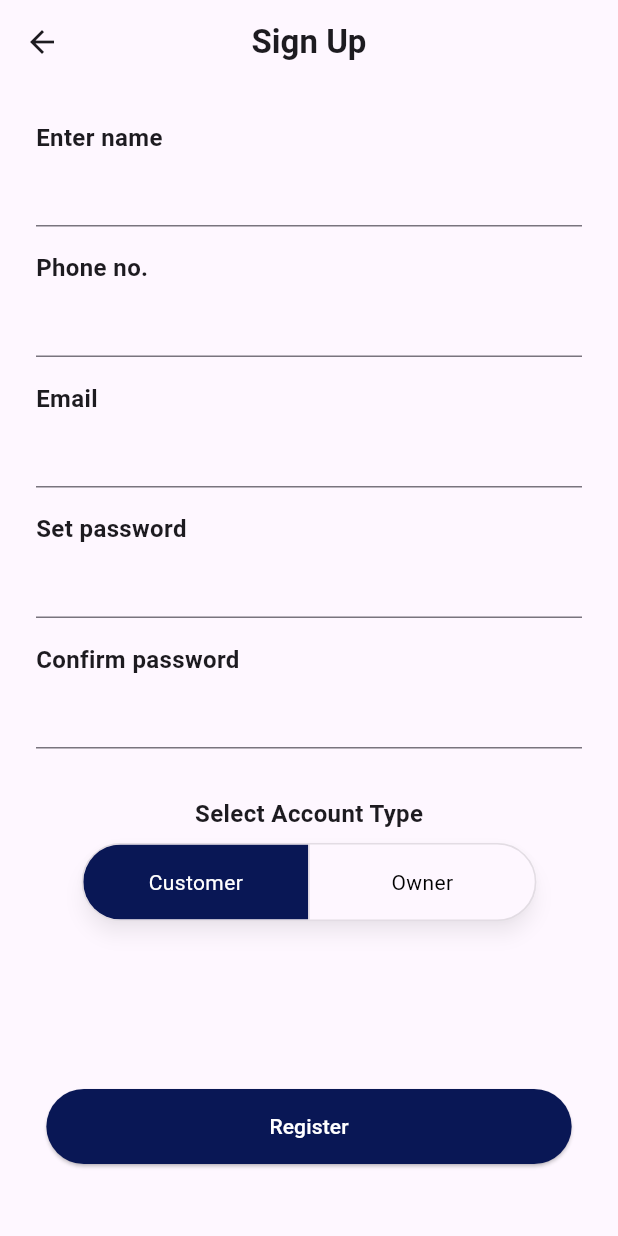
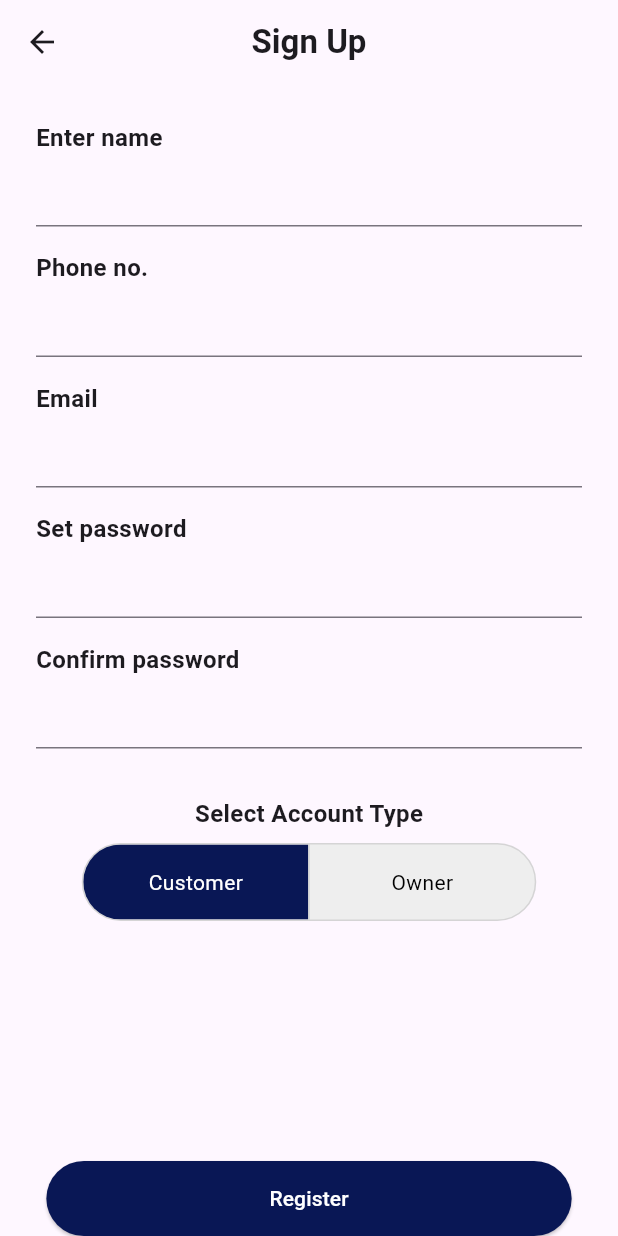
Before and after one commit to Kentucky-Kaneki/BookMySlot, a Flutter app: the screen it shows after launch, after a tap on "Sign Up", on a phone screen of 412 x 824 dp. Run offline on Flutter 3.47's test engine with Material 3 defaults, Android fonts, the phone set to English and light mode, and no system bars; our stand-ins replace shared_preferences, supabase_flutter; accounts and stored records are empty; network calls fail.

Commit message:
login pages finished
connected to supabase, finalised shared preferences

```diff
--- a/lib/constants.dart
+++ b/lib/constants.dart
@@ -1,5 +1,4 @@
 import 'package:flutter/material.dart';
 
-const Color kButtonBackgroundColor = Color(0xFF091755);
-const Color kButtonForegroundColor = Colors.white;
+const Color kMainColor = Color(0xFF091755);
 const TextStyle kAppBarTextStyle1 = TextStyle(fontWeight: FontWeight.bold);
--- a/lib/login_screens/signup_page.dart
+++ b/lib/login_screens/signup_page.dart
@@ -1,10 +1,8 @@
 import 'package:flutter/material.dart';
 import 'package:supabase_flutter/supabase_flutter.dart';
-import 'package:shared_preferences/shared_preferences.dart';
 import 'package:book_my_slot/custom_widgets.dart';
 import 'package:book_my_slot/constants.dart';
-import 'package:book_my_slot/customer_screens/cust_home_page.dart';
-import 'package:book_my_slot/client_screens/client_home_page.dart';
+import 'package:book_my_slot/login_screens/signin_page.dart';
 
 class SignUpPage extends StatefulWidget {
   const SignUpPage({super.key});
@@ -55,6 +53,20 @@ class _SignUpPageState extends State<SignUpPage> {
       return;
     }
 
+    // Phone no. validity
+    if (_phoneController.text.trim().length != 10 ||
+        !_phoneController.text.trim().contains(RegExp(r'^[0-9]+$'))) {
+      CCustomSnackBar.show(
+        context,
+        "Invalid Phone number",
+        Colors.orange,
+      );
+      setState(() {
+        _isLoading = false;
+      });
+      return;
+    }
+
     try {
       final supabase = Supabase.instance.client;
       final response = await supabase.auth.signUp(
@@ -68,30 +80,41 @@ class _SignUpPageState extends State<SignUpPage> {
       );
 
       if (response.user != null) {
-        // Save Token to SharedPreferences
-        final prefs = await SharedPreferences.getInstance();
-        await prefs.setString('auth_token', response.session!.accessToken);
+        final userId = response.user!.id;
 
-        // Navigate & Clear Stack
+        // Insert into profiles table
+        await supabase.from('profiles').insert({
+          "id": userId,
+          "name": _nameController.text.trim(),
+          "phone": _phoneController.text.trim(),
+          "role": _isCustomer ? "customer" : "owner",
+        });
+
+        // Successful login
         if (mounted) {
-          Navigator.pushAndRemoveUntil(
+          print('mounted');
+          CCustomSnackBar.show(
             context,
-            MaterialPageRoute(
-              builder: (context) => _isCustomer
-                  ? const CustomerHomePage()
-                  : const ClientHomePage(),
-            ),
-            (route) => false,
+            "Email has been sent. Verify to register successfully",
+            Colors.green,
+          );
+          Navigator.pushReplacement(
+            context,
+            MaterialPageRoute(builder: (context) => SignInPage()),
           );
         }
       } else {
-        ScaffoldMessenger.of(context).showSnackBar(
-          const SnackBar(content: Text('Sign-up failed. Try again.')),
+        CCustomSnackBar.show(
+          context,
+          'Sign-up failed. Try again.',
+          Colors.red,
         );
       }
     } on AuthException catch (e) {
-      ScaffoldMessenger.of(context).showSnackBar(
-        SnackBar(content: Text(e.message)),
+      CCustomSnackBar.show(
+        context,
+        e.message,
+        Colors.red,
       );
     } finally {
       setState(() {
@@ -110,71 +133,62 @@ class _SignUpPageState extends State<SignUpPage> {
         ),
         title: const Text(
           'Sign Up',
-          style: TextStyle(
-            fontWeight: FontWeight.bold,
-          ),
+          style: TextStyle(fontWeight: FontWeight.bold),
         ),
         centerTitle: true,
       ),
-      body: Padding(
+      body: SafeArea(
+        child: GestureDetector(
+          // Dismiss keyboard on tap
+          onTap: () => FocusScope.of(context).unfocus(),
+          child: SingleChildScrollView(
+            child: Padding(
               padding: const EdgeInsets.all(24.0),
+              child: IntrinsicHeight(
                 child: Column(
-          crossAxisAlignment: CrossAxisAlignment.start,
+                  mainAxisSize: MainAxisSize.min,
                   children: [
                     // User Inputs
                     CCustomInputField(
-              label: 'Enter name',
-              controller: _nameController,
-            ),
+                        label: 'Enter name', controller: _nameController),
                     CCustomInputField(
                         label: 'Phone no.',
                         controller: _phoneController,
-              keyboardType: TextInputType.phone,
-            ),
+                        keyboardType: TextInputType.phone),
                     CCustomInputField(
                         label: 'Email',
                         controller: _emailController,
-              keyboardType: TextInputType.emailAddress,
-            ),
+                        keyboardType: TextInputType.emailAddress),
                     CCustomInputField(
                         label: 'Set password',
                         controller: _passwordController,
-              obscureText: true,
-            ),
+                        obscureText: true),
                     CCustomInputField(
                         label: 'Confirm password',
                         controller: _confirmPasswordController,
-              obscureText: true,
-            ),
-            SizedBox(height: 16),
+                        obscureText: true),
+                    const SizedBox(height: 16),
+
                     // Toggle Button
                     Center(
                       child: Column(
                         children: [
-                  Text(
+                          const Text(
                             'Select Account Type',
                             style: TextStyle(
-                      fontWeight: FontWeight.bold,
-                      fontSize: 16,
+                                fontWeight: FontWeight.bold, fontSize: 16),
                           ),
-                  ),
-                  SizedBox(height: 8),
+                          const SizedBox(height: 8),
                           Container(
                             decoration: BoxDecoration(
                               borderRadius: BorderRadius.circular(30),
                               color: Colors.grey[200],
                             ),
-                    child: Material(
-                      elevation: 5,
-                      borderRadius: BorderRadius.circular(30),
-                      shadowColor: Colors.black.withValues(
-                        alpha: 0.3,
-                      ),
                             child: ToggleButtons(
                               borderRadius: BorderRadius.circular(30),
                               selectedColor: Colors.white,
                               color: Colors.black,
-                        fillColor: kButtonBackgroundColor,
+                              fillColor: kMainColor,
                               isSelected: [_isCustomer, !_isCustomer],
                               onPressed: (index) {
                                 setState(() {
@@ -182,45 +196,48 @@ class _SignUpPageState extends State<SignUpPage> {
                                 });
                               },
                               constraints: const BoxConstraints(
-                          minHeight: 50,
-                          minWidth: 150,
-                        ),
-                        children: [
+                                  minHeight: 50, minWidth: 150),
+                              children: const [
                                 Padding(
                                     padding: EdgeInsets.symmetric(
-                              horizontal: 24,
-                              vertical: 8,
-                            ),
-                            child: Text('Customer'),
-                          ),
+                                        horizontal: 24, vertical: 8),
+                                    child: Text('Customer')),
                                 Padding(
                                     padding: EdgeInsets.symmetric(
-                              horizontal: 24,
-                              vertical: 8,
+                                        horizontal: 24, vertical: 8),
+                                    child: Text('Owner')),
+                              ],
                             ),
-                            child: Text('Owner'),
                           ),
                         ],
+                      ),
+                    ),
+
+                    // Push the button to the bottom
+                    const SizedBox(
+                      height: 160,
+                    ),
+                    // Register Button
+                    Padding(
+                      padding: EdgeInsets.only(
+                          bottom: MediaQuery.of(context).viewInsets.bottom),
+                      child: Center(
+                        child: _isLoading
+                            ? const CircularProgressIndicator(
+                                color: Colors.grey)
+                            : CCustomButton(
+                                buttonColor: kMainColor,
+                                textColor: Colors.white,
+                                text: 'Register',
+                                onPressed: _signUp,
                               ),
                       ),
                     ),
                   ],
                 ),
               ),
-            Spacer(),
-            // Register Button
-            Center(
-              child: _isLoading
-                  ? const CircularProgressIndicator()
-                  : CCustomButton(
-                      buttonColor: kButtonBackgroundColor,
-                      textColor: kButtonForegroundColor,
-                      text: 'Register',
-                      onPressed: _signUp,
             ),
           ),
-            const SizedBox(height: 24),
-          ],
         ),
       ),
     );
--- a/lib/login_screens/welcome_page.dart
+++ b/lib/login_screens/welcome_page.dart
@@ -28,8 +28,8 @@ class WelcomePage extends StatelessWidget {
             ),
             const SizedBox(height: 40),
             CCustomButton(
-              buttonColor: kButtonBackgroundColor,
-              textColor: kButtonForegroundColor,
+              buttonColor: kMainColor,
+              textColor: Colors.white,
               text: 'Sign In',
               onPressed: () {
                 Navigator.push(
@@ -40,8 +40,8 @@ class WelcomePage extends StatelessWidget {
             ),
             const SizedBox(height: 20),
             CCustomButton(
-              buttonColor: kButtonForegroundColor,
-              textColor: kButtonBackgroundColor,
+              buttonColor: Colors.white,
+              textColor: kMainColor,
               text: 'Sign Up',
               onPressed: () {
                 Navigator.push(
--- a/lib/main.dart
+++ b/lib/main.dart
@@ -3,9 +3,13 @@
 import 'package:supabase_flutter/supabase_flutter.dart';
 import 'login_screens/welcome_page.dart';
 import 'package:book_my_slot/customer_screens/cust_home_page.dart';
+import 'client_screens/client_home_page.dart';
 
 void main() async {
   WidgetsFlutterBinding.ensureInitialized();
+  final prefs = await SharedPreferences.getInstance();
+  String? token = prefs.getString('auth_token');
+  final isCustomer = prefs.getBool('is_customer') ?? true;
 
   await Supabase.initialize(
     url: 'https://gumklurwkhereimycevd.supabase.co',
@@ -13,25 +17,35 @@
         'eyJhbGciOiJIUzI1NiIsInR5cCI6IkpXVCJ9.eyJpc3MiOiJzdXBhYmFzZSIsInJlZiI6Imd1bWtsdXJ3a2hlcmVpbXljZXZkIiwicm9sZSI6ImFub24iLCJpYXQiOjE3NDI0ODQwNzAsImV4cCI6MjA1ODA2MDA3MH0.uJ-N0x_k3zY-Var5ONawnGYUbZgOS8k1W3Rl_rhQheE',
   );
 
-  String? token = await getUserSession();
-  runApp(BMS(isLoggedIn: token != null));
+  token = await getUserSession();
+  runApp(BMS(
+    isLoggedIn: token != null,
+    isCustomer: isCustomer,
+  ));
 }
 
 Future<String?> getUserSession() async {
   final prefs = await SharedPreferences.getInstance();
-  return prefs.getString('auth_token'); // Retrieve saved token
+  return prefs.getString('auth_token');
 }
 
 class BMS extends StatelessWidget {
   final bool isLoggedIn;
+  final bool isCustomer;
 
-  const BMS({super.key, required this.isLoggedIn});
+  const BMS({
+    super.key,
+    required this.isLoggedIn,
+    required this.isCustomer,
+  });
 
   @override
   Widget build(BuildContext context) {
     return MaterialApp(
       debugShowCheckedModeBanner: false,
-      home: isLoggedIn ? const CustomerHomePage() : const WelcomePage(),
+      home: isLoggedIn
+          ? (isCustomer ? const CustomerHomePage() : const ClientHomePage())
+          : const WelcomePage(),
     );
   }
 }
```
Also changed, not shown: lib/custom_widgets.dart (+56 -0 lines), lib/customer_screens/cust_home_page.dart (+41 -2 lines), lib/login_screens/signin_page.dart (+26 -9 lines). Lines whose indentation alone changed are shown as unchanged.
